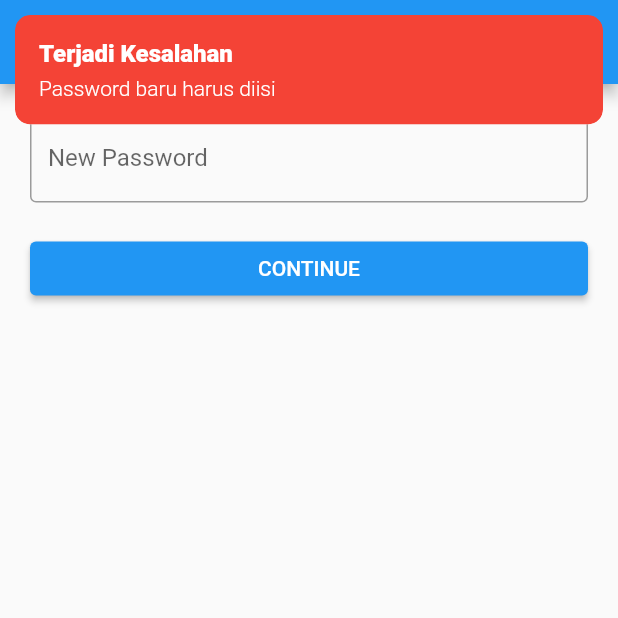
After one commit to erikwibowo/Presence-App, a Flutter app: the NewPasswordView screen opened by its route, after a tap on "CONTINUE", on a phone screen of 412 x 824 dp, the top half of it. The commit adds this screen. Run offline on Flutter 3.47's test engine with Material 2 defaults, Android fonts, the phone set to English and light mode, and no system bars; our stand-ins replace cloud_firestore, firebase_auth, firebase_core, get; accounts and stored records are empty.

Commit message:
change password

```diff
--- a/lib/app/modules/login/controllers/login_controller.dart
+++ b/lib/app/modules/login/controllers/login_controller.dart
@@ -1,5 +1,4 @@
 import 'package:firebase_auth/firebase_auth.dart';
-import 'package:flutter/cupertino.dart';
 import 'package:flutter/material.dart';
 import 'package:get/get.dart';
 import 'package:presence_app/app/routes/app_pages.dart';
@@ -19,7 +18,11 @@ class LoginController extends GetxController {
         );
         if (userCredential.user != null) {
           if (userCredential.user!.emailVerified) {
-            Get.offAllNamed(Routes.HOME);
+            if (passC.text == "password") {
+              Get.offAllNamed(Routes.NEW_PASSWORD);
+            } else {
+              Get.offAllNamed(Routes.HOME);
+            }
           } else {
             Get.defaultDialog(
                 title: "Verifikasi Email",
--- /dev/null
+++ b/lib/app/modules/new_password/bindings/new_password_binding.dart
@@ -0,0 +1,12 @@
+import 'package:get/get.dart';
+
+import '../controllers/new_password_controller.dart';
+
+class NewPasswordBinding extends Bindings {
+  @override
+  void dependencies() {
+    Get.lazyPut<NewPasswordController>(
+      () => NewPasswordController(),
+    );
+  }
+}
--- /dev/null
+++ b/lib/app/modules/new_password/controllers/new_password_controller.dart
@@ -0,0 +1,63 @@
+import 'package:firebase_auth/firebase_auth.dart';
+import 'package:flutter/material.dart';
+import 'package:get/get.dart';
+import 'package:presence_app/app/routes/app_pages.dart';
+
+class NewPasswordController extends GetxController {
+  TextEditingController newPasswordC = TextEditingController();
+
+  FirebaseAuth auth = FirebaseAuth.instance;
+
+  void newPassword() async {
+    if (newPasswordC.text.isNotEmpty) {
+      if (newPasswordC.text != "password") {
+        try {
+          await auth.currentUser!.updatePassword(newPasswordC.text);
+          String email = auth.currentUser!.email!;
+          await auth.signOut();
+          await auth.signInWithEmailAndPassword(
+              email: email, password: newPasswordC.text);
+          Get.offAllNamed(Routes.HOME);
+        } on FirebaseAuthException catch (e) {
+          print(e.code);
+          if (e.code == 'weak-password') {
+            Get.snackbar("Terjadi Kesalahan",
+                "Password terlalu lemah. Setidaknya 6 karakter",
+                snackPosition: SnackPosition.TOP,
+                backgroundColor: Colors.red,
+                colorText: Colors.white,
+                borderRadius: 10,
+                margin: EdgeInsets.all(10),
+                snackStyle: SnackStyle.FLOATING);
+          }
+        } catch (e) {
+          Get.snackbar("Terjadi Kesalahan",
+              "Tidak mengubah password, silahkan hubungi admin/customer service",
+              snackPosition: SnackPosition.TOP,
+              backgroundColor: Colors.red,
+              colorText: Colors.white,
+              borderRadius: 10,
+              margin: EdgeInsets.all(10),
+              snackStyle: SnackStyle.FLOATING);
+        }
+      } else {
+        Get.snackbar("Terjadi Kesalahan",
+            "Password tidak boleh sama dengan password lama",
+            snackPosition: SnackPosition.TOP,
+            backgroundColor: Colors.red,
+            colorText: Colors.white,
+            borderRadius: 10,
+            margin: EdgeInsets.all(10),
+            snackStyle: SnackStyle.FLOATING);
+      }
+    } else {
+      Get.snackbar("Terjadi Kesalahan", "Password baru harus diisi",
+          snackPosition: SnackPosition.TOP,
+          backgroundColor: Colors.red,
+          colorText: Colors.white,
+          borderRadius: 10,
+          margin: EdgeInsets.all(10),
+          snackStyle: SnackStyle.FLOATING);
+    }
+  }
+}
--- /dev/null
+++ b/lib/app/modules/new_password/views/new_password_view.dart
@@ -0,0 +1,37 @@
+import 'package:flutter/material.dart';
+
+import 'package:get/get.dart';
+
+import '../controllers/new_password_controller.dart';
+
+class NewPasswordView extends GetView<NewPasswordController> {
+  const NewPasswordView({Key? key}) : super(key: key);
+  @override
+  Widget build(BuildContext context) {
+    return Scaffold(
+      appBar: AppBar(
+        title: Text('NEW PASSWORD'),
+        centerTitle: true,
+      ),
+      body: ListView(
+        padding: EdgeInsets.all(20),
+        children: [
+          TextField(
+            autocorrect: false,
+            obscureText: true,
+            controller: controller.newPasswordC,
+            decoration: InputDecoration(
+              labelText: "New Password",
+              border: OutlineInputBorder(),
+            ),
+          ),
+          SizedBox(height: 20),
+          ElevatedButton(
+            onPressed: () => controller.newPassword(),
+            child: Text("CONTINUE"),
+          )
+        ],
+      ),
+    );
+  }
+}
--- a/lib/app/routes/app_pages.dart
+++ b/lib/app/routes/app_pages.dart
@@ -6,6 +6,8 @@ import '../modules/home/bindings/home_binding.dart';
 import '../modules/home/views/home_view.dart';
 import '../modules/login/bindings/login_binding.dart';
 import '../modules/login/views/login_view.dart';
+import '../modules/new_password/bindings/new_password_binding.dart';
+import '../modules/new_password/views/new_password_view.dart';
 
 part 'app_routes.dart';
 
@@ -30,5 +32,10 @@ class AppPages {
       page: () => const LoginView(),
       binding: LoginBinding(),
     ),
+    GetPage(
+      name: _Paths.NEW_PASSWORD,
+      page: () => const NewPasswordView(),
+      binding: NewPasswordBinding(),
+    ),
   ];
 }
--- a/lib/app/routes/app_routes.dart
+++ b/lib/app/routes/app_routes.dart
@@ -7,10 +7,12 @@ abstract class Routes {
   static const HOME = _Paths.HOME;
   static const ADD_PEGAWAI = _Paths.ADD_PEGAWAI;
   static const LOGIN = _Paths.LOGIN;
+  static const NEW_PASSWORD = _Paths.NEW_PASSWORD;
 }
 
 abstract class _Paths {
   static const HOME = '/home';
   static const ADD_PEGAWAI = '/add-pegawai';
   static const LOGIN = '/login';
+  static const NEW_PASSWORD = '/new-password';
 }
```
